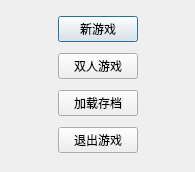
feibaochuan216/Teris, file Teris1_8A/show/GuideDlg.ui: the form before one commit.
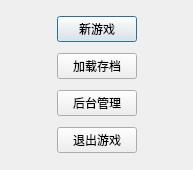
The form after the commit.

```diff
--- a/Teris1_8A/show/GuideDlg.ui
+++ b/Teris1_8A/show/GuideDlg.ui
@@ -6,8 +6,8 @@
    <rect>
     <x>0</x>
     <y>0</y>
-    <width>195</width>
-    <height>172</height>
+    <width>193</width>
+    <height>170</height>
    </rect>
   </property>
   <property name="windowTitle">
@@ -36,13 +36,6 @@
        </property>
       </widget>
      </item>
-     <item>
-      <widget class="QPushButton" name="p2Btn">
-       <property name="text">
-        <string>双人游戏</string>
-       </property>
-      </widget>
-     </item>
      <item>
       <widget class="QPushButton" name="loadBtn">
        <property name="text">
@@ -50,6 +43,13 @@
        </property>
       </widget>
      </item>
+     <item>
+      <widget class="QPushButton" name="mgBtn">
+       <property name="text">
+        <string>后台管理</string>
+       </property>
+      </widget>
+     </item>
      <item>
       <widget class="QPushButton" name="quitBtn">
        <property name="text">
```
Left out of the diff: 2 changed lines with no effect on the pictures.
